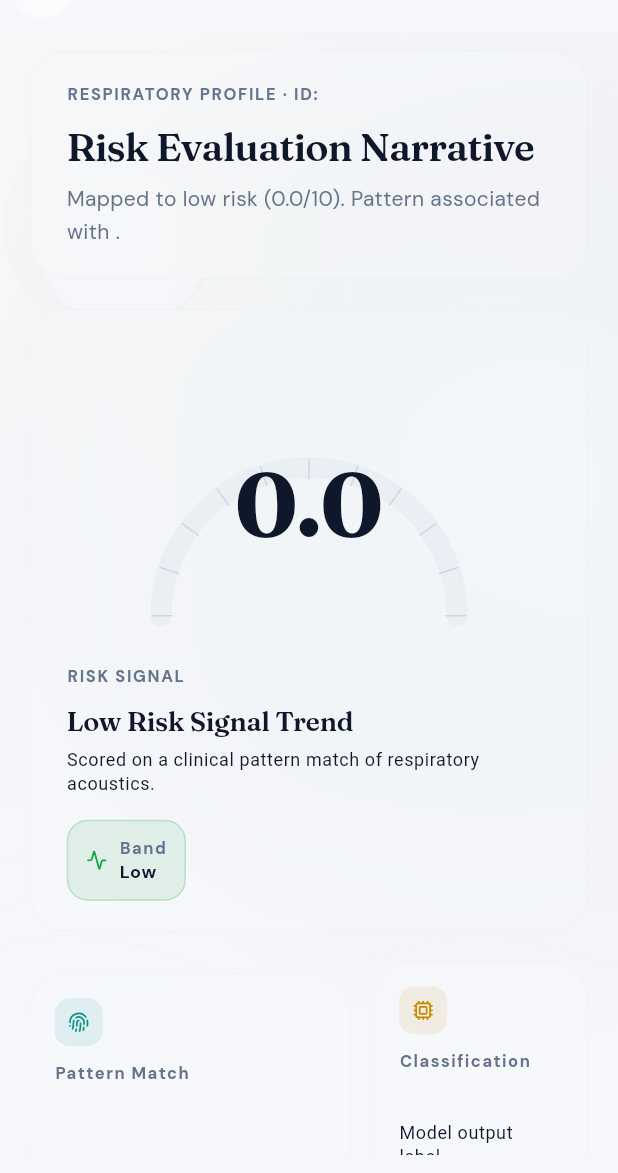
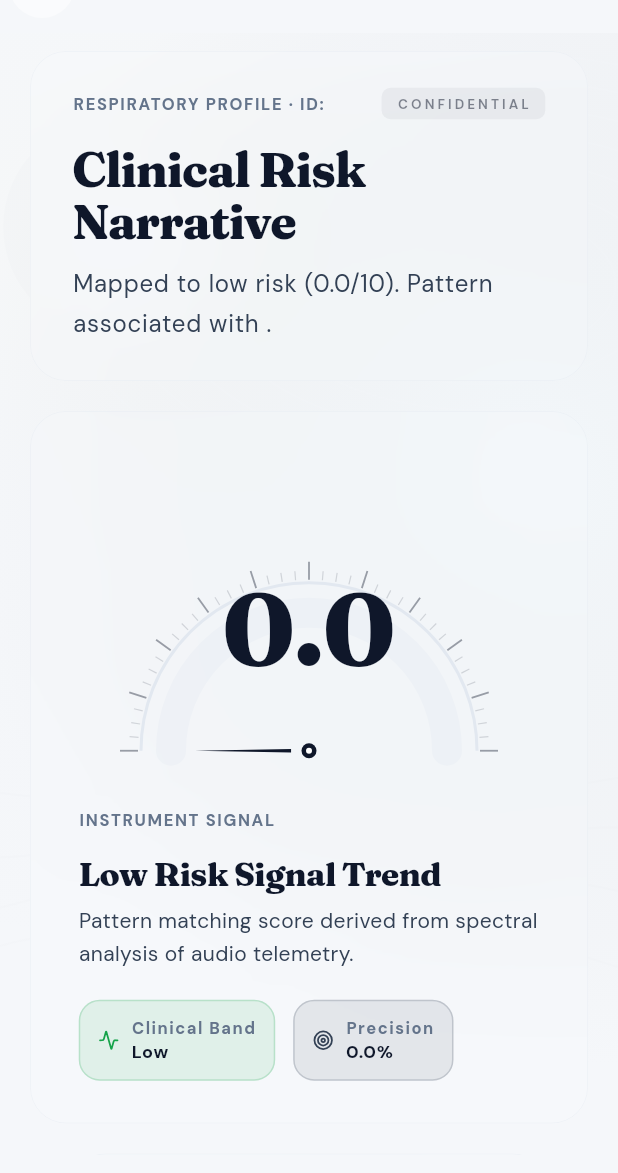
Before and after one commit to MedTechHealth/RESP-AI, a Flutter app: the ResultScreen screen opened directly with empty values, on a phone screen of 412 x 824 dp, the part 63-1236 px from its top. Run offline on Flutter 3.47's test engine with Material 3 defaults, Android fonts, the phone set to English and light mode, and no system bars; drawn by our look-alikes of flutter_animate; our stand-ins replace file_picker, flutter_riverpod, google_fonts, lucide_icons, permission_handler; missing offline and left inert: record.

Commit message:
feat: overhaul ResultScreen with Clinical Editorial aesthetic

```diff
--- a/app/lib/screens/result_screen.dart
+++ b/app/lib/screens/result_screen.dart
@@ -87,27 +87,55 @@ class ResultScreen extends StatelessWidget {
 
   Widget _buildNarrativeHeader(BuildContext context) {
     return ModernGlassCard(
-      padding: const EdgeInsets.symmetric(horizontal: 24, vertical: 20),
+      padding: const EdgeInsets.symmetric(horizontal: 28, vertical: 24),
       child: Column(
         crossAxisAlignment: CrossAxisAlignment.start,
+        children: <Widget>[
+          Row(
+            mainAxisAlignment: MainAxisAlignment.spaceBetween,
             children: <Widget>[
               _buildEyebrow(
                 context,
                 'Respiratory Profile · ID: ${result.filename.split('/').last}',
               ),
-          const SizedBox(height: 12),
+              Container(
+                padding: const EdgeInsets.symmetric(
+                  horizontal: 10,
+                  vertical: 4,
+                ),
+                decoration: BoxDecoration(
+                  color: AppTheme.slate.withValues(alpha: 0.05),
+                  borderRadius: BorderRadius.circular(6),
+                ),
+                child: Text(
+                  'CONFIDENTIAL',
+                  style: Theme.of(context).textTheme.labelSmall?.copyWith(
+                    fontSize: 9,
+                    letterSpacing: 2.0,
+                    color: AppTheme.slate.withValues(alpha: 0.5),
+                  ),
+                ),
+              ),
+            ],
+          ),
+          const SizedBox(height: 16),
           Text(
-            'Risk Evaluation Narrative',
-            style: Theme.of(
-              context,
-            ).textTheme.headlineLarge?.copyWith(fontSize: 26),
+            'Clinical Risk Narrative',
+            style: Theme.of(context).textTheme.displayMedium?.copyWith(
+              fontSize: 32,
+              fontWeight: FontWeight.w800,
+              letterSpacing: -0.8,
             ),
-          const SizedBox(height: 8),
+          ),
+          const SizedBox(height: 10),
           ConstrainedBox(
-            constraints: const BoxConstraints(maxWidth: 720),
+            constraints: const BoxConstraints(maxWidth: 800),
             child: Text(
               _summarySentence(),
-              style: Theme.of(context).textTheme.bodyMedium,
+              style: Theme.of(context).textTheme.bodyLarge?.copyWith(
+                height: 1.7,
+                color: AppTheme.slateSoft,
+              ),
             ),
           ),
         ],
@@ -162,14 +190,14 @@ class ResultScreen extends StatelessWidget {
     final Color riskColor = _riskColor(result.riskScore);
 
     return ModernGlassCard(
-      padding: const EdgeInsets.symmetric(horizontal: 24, vertical: 20),
+      padding: const EdgeInsets.symmetric(horizontal: 32, vertical: 28),
       child: LayoutBuilder(
         builder: (BuildContext context, BoxConstraints constraints) {
           final bool stacked = constraints.maxWidth < 720;
           final Widget dial = RepaintBoundary(
             child: SizedBox(
-              width: 260,
-              height: 200,
+              width: 280,
+              height: 220,
               child: CustomPaint(
                 painter: _RiskDialPainter(
                   score: result.riskScore,
@@ -177,7 +205,7 @@ class ResultScreen extends StatelessWidget {
                 ),
                 child: Center(
                   child: Padding(
-                    padding: const EdgeInsets.only(top: 36),
+                    padding: const EdgeInsets.only(top: 32),
                     child: Column(
                       mainAxisAlignment: MainAxisAlignment.center,
                       children: <Widget>[
@@ -185,16 +213,21 @@ class ResultScreen extends StatelessWidget {
                           result.riskScore.toStringAsFixed(1),
                           style: Theme.of(context).textTheme.displayLarge
                               ?.copyWith(
-                                fontSize: 60,
+                                fontSize: 68,
+                                fontWeight: FontWeight.w800,
                                 height: 1.0,
                                 fontFeatures: AppTheme.tabularFigures,
                               ),
                         ),
-                        const SizedBox(height: 2),
+                        const SizedBox(height: 4),
                         Text(
                           result.classification.toUpperCase(),
                           style: Theme.of(context).textTheme.labelSmall
-                              ?.copyWith(color: riskColor, letterSpacing: 0.8),
+                              ?.copyWith(
+                                color: riskColor,
+                                letterSpacing: 1.2,
+                                fontWeight: FontWeight.w900,
+                              ),
                         ),
                       ],
                     ),
@@ -208,20 +241,25 @@ class ResultScreen extends StatelessWidget {
             crossAxisAlignment: CrossAxisAlignment.start,
             mainAxisAlignment: MainAxisAlignment.center,
             children: <Widget>[
-              _buildEyebrow(context, 'Risk Signal'),
-              const SizedBox(height: 12),
+              _buildEyebrow(context, 'Instrument Signal'),
+              const SizedBox(height: 16),
               Text(
                 _riskHeadline(),
-                style: Theme.of(
-                  context,
-                ).textTheme.headlineMedium?.copyWith(fontSize: 18),
+                style: Theme.of(context).textTheme.displayMedium?.copyWith(
+                  fontSize: 22,
+                  letterSpacing: -0.4,
+                  fontWeight: FontWeight.w800,
                 ),
-              const SizedBox(height: 6),
+              ),
+              const SizedBox(height: 8),
               Text(
-                'Scored on a clinical pattern match of respiratory acoustics.',
-                style: Theme.of(context).textTheme.bodySmall,
+                'Pattern matching score derived from spectral analysis of audio telemetry.',
+                style: Theme.of(context).textTheme.bodyMedium?.copyWith(
+                  fontSize: 14,
+                  color: AppTheme.slateSoft,
                 ),
-              const SizedBox(height: 16),
+              ),
+              const SizedBox(height: 20),
               Wrap(
                 spacing: 12,
                 runSpacing: 12,
@@ -229,9 +267,16 @@ class ResultScreen extends StatelessWidget {
                   _metricChip(
                     context,
                     icon: LucideIcons.activity,
-                    label: 'Band',
+                    label: 'Clinical Band',
                     value: _riskBand(),
                     accent: riskColor,
+                  ),
+                  _metricChip(
+                    context,
+                    icon: LucideIcons.target,
+                    label: 'Precision',
+                    value: '${(result.probability * 100).toStringAsFixed(1)}%',
+                    accent: AppTheme.slateSoft,
                   ),
                 ],
               ),
@@ -247,7 +292,7 @@ class ResultScreen extends StatelessWidget {
           return Row(
             children: <Widget>[
               dial,
-              const SizedBox(width: 24),
+              const SizedBox(width: 32),
               Expanded(child: narrative),
             ],
           );
@@ -260,13 +305,11 @@ class ResultScreen extends StatelessWidget {
     final List<dynamic> anomalies =
         (result.details['detected_anomalies'] as List<dynamic>?) ?? <dynamic>[];
 
-    return Column(
+    return Wrap(
+      spacing: 16,
+      runSpacing: 16,
       children: <Widget>[
-        Row(
-          children: <Widget>[
-            Expanded(
-              flex: 3,
-              child: _evidenceCard(
+        _evidenceCard(
           context,
           title: 'Pattern Match',
           value: result.diseaseAssociation.condition,
@@ -274,11 +317,7 @@ class ResultScreen extends StatelessWidget {
           icon: LucideIcons.fingerprint,
           accent: AppTheme.respiratoryTeal,
         ),
-            ),
-            const SizedBox(width: 16),
-            Expanded(
-              flex: 2,
-              child: _evidenceCard(
+        _evidenceCard(
           context,
           title: 'Classification',
           value: result.classification,
@@ -286,14 +325,7 @@ class ResultScreen extends StatelessWidget {
           icon: LucideIcons.cpu,
           accent: AppTheme.gold,
         ),
-            ),
-          ],
-        ),
-        const SizedBox(height: 16),
-        Row(
-          children: <Widget>[
-            Expanded(
-              child: _evidenceCard(
+        _evidenceCard(
           context,
           title: 'Reference',
           value: result.filename.split('/').last,
@@ -301,10 +333,7 @@ class ResultScreen extends StatelessWidget {
           icon: LucideIcons.fileAudio,
           accent: AppTheme.success,
         ),
-            ),
-            const SizedBox(width: 16),
-            Expanded(
-              child: _evidenceCard(
+        _evidenceCard(
           context,
           title: 'Anomalies',
           value: anomalies.isEmpty ? 'None' : anomalies.join(', '),
@@ -313,9 +342,6 @@ class ResultScreen extends StatelessWidget {
               : 'Reported markers.',
           icon: LucideIcons.alertTriangle,
           accent: AppTheme.oxide,
-              ),
-            ),
-          ],
         ),
       ],
     );
@@ -330,22 +356,23 @@ class ResultScreen extends StatelessWidget {
         : AppTheme.oxide;
 
     return ModernGlassCard(
-      padding: const EdgeInsets.all(20),
+      padding: const EdgeInsets.all(24),
       tint: accent.withValues(alpha: 0.05),
       borderColor: accent.withValues(alpha: 0.2),
       child: Column(
         crossAxisAlignment: CrossAxisAlignment.start,
         children: <Widget>[
-          _buildEyebrow(context, 'Confidence Signal'),
-          const SizedBox(height: 10),
+          _buildEyebrow(context, 'Classification Confidence'),
+          const SizedBox(height: 14),
           Row(
             crossAxisAlignment: CrossAxisAlignment.baseline,
             textBaseline: TextBaseline.alphabetic,
             children: <Widget>[
               Text(
                 confidencePercent.toStringAsFixed(1),
-                style: Theme.of(context).textTheme.displaySmall?.copyWith(
-                  fontSize: 34,
+                style: Theme.of(context).textTheme.displayMedium?.copyWith(
+                  fontSize: 42,
+                  fontWeight: FontWeight.w800,
                   color: AppTheme.slate,
                   fontFeatures: AppTheme.tabularFigures,
                 ),
@@ -353,23 +380,25 @@ class ResultScreen extends StatelessWidget {
               const SizedBox(width: 4),
               Text(
                 '%',
-                style: Theme.of(
-                  context,
-                ).textTheme.labelLarge?.copyWith(color: AppTheme.slateMuted),
+                style: Theme.of(context).textTheme.titleLarge?.copyWith(
+                  color: AppTheme.slateMuted,
+                  fontWeight: FontWeight.w800,
+                ),
               ),
             ],
           ),
-          const SizedBox(height: 8),
+          const SizedBox(height: 12),
           Text(
             'Association Confidence: ${result.diseaseAssociation.confidence}',
-            style: Theme.of(
-              context,
-            ).textTheme.bodySmall?.copyWith(fontWeight: FontWeight.w600),
+            style: Theme.of(context).textTheme.bodySmall?.copyWith(
+              fontWeight: FontWeight.w700,
+              color: AppTheme.slateSoft,
             ),
-          const SizedBox(height: 14),
+          ),
+          const SizedBox(height: 18),
           LinearProgressIndicator(
             value: result.probability.clamp(0, 1),
-            minHeight: 6,
+            minHeight: 8,
             borderRadius: BorderRadius.circular(999),
             backgroundColor: AppTheme.frostDeep.withValues(alpha: 0.5),
             color: accent,
@@ -381,30 +410,30 @@ class ResultScreen extends StatelessWidget {
 
   Widget _buildRecommendationPanel(BuildContext context) {
     return ModernGlassCard(
-      padding: const EdgeInsets.all(20),
+      padding: const EdgeInsets.all(24),
       child: Column(
         crossAxisAlignment: CrossAxisAlignment.start,
         children: <Widget>[
-          _buildEyebrow(context, 'Interpretation'),
-          const SizedBox(height: 12),
+          _buildEyebrow(context, 'Clinical Context'),
+          const SizedBox(height: 16),
           _noteRow(
             context,
             icon: LucideIcons.stethoscope,
-            text: 'Triage support only, not clinical diagnosis.',
+            text: 'Decision support tool only. Not a clinical diagnosis.',
           ),
-          const SizedBox(height: 10),
+          const SizedBox(height: 12),
           _noteRow(
             context,
             icon: LucideIcons.shieldAlert,
             text:
                 (result.details['medical_disclaimer'] as String?) ??
-                'Research prototype. Consult clinician.',
+                'Research prototype. Professional consultation required.',
           ),
-          const SizedBox(height: 10),
+          const SizedBox(height: 12),
           _noteRow(
             context,
             icon: LucideIcons.rotateCcw,
-            text: 'Verify with fresh sample if noise detected.',
+            text: 'Repeat analysis if significant ambient noise was present.',
           ),
         ],
       ),
@@ -456,37 +485,50 @@ class ResultScreen extends StatelessWidget {
     required IconData icon,
     required Color accent,
   }) {
-    return ModernGlassCard(
-      padding: const EdgeInsets.all(16),
+    return ConstrainedBox(
+      constraints: const BoxConstraints(minWidth: 200, maxWidth: 320),
+      child: ModernGlassCard(
+        padding: const EdgeInsets.all(18),
         child: Column(
           crossAxisAlignment: CrossAxisAlignment.start,
           children: <Widget>[
+            Row(
+              children: <Widget>[
                 Container(
-            width: 32,
-            height: 32,
+                  width: 28,
+                  height: 28,
                   decoration: BoxDecoration(
                     color: accent.withValues(alpha: 0.1),
-              borderRadius: BorderRadius.circular(10),
+                    borderRadius: BorderRadius.circular(8),
                   ),
-            child: Icon(icon, size: 14, color: accent),
+                  child: Icon(icon, size: 12, color: accent),
                 ),
-          const SizedBox(height: 10),
+                const SizedBox(width: 8),
                 Text(title, style: Theme.of(context).textTheme.labelSmall),
-          const SizedBox(height: 4),
+              ],
+            ),
+            const SizedBox(height: 14),
             Text(
               value,
               maxLines: 1,
               overflow: TextOverflow.ellipsis,
-            style: Theme.of(context).textTheme.titleMedium,
+              style: Theme.of(context).textTheme.titleMedium?.copyWith(
+                fontSize: 15,
+                fontFeatures: AppTheme.tabularFigures,
               ),
-          const SizedBox(height: 6),
+            ),
+            const SizedBox(height: 4),
             Text(
               body,
-            maxLines: 2,
+              maxLines: 1,
               overflow: TextOverflow.ellipsis,
-            style: Theme.of(context).textTheme.bodySmall,
+              style: Theme.of(context).textTheme.bodySmall?.copyWith(
+                fontSize: 12,
+                color: AppTheme.slateMuted,
+              ),
             ),
           ],
+        ),
       ),
     );
   }
@@ -566,46 +608,94 @@ class _RiskDialPainter extends CustomPainter {
 
   @override
   void paint(Canvas canvas, Size size) {
-    final Offset center = Offset(size.width / 2, size.height * 0.92);
-    final double radius = math.min(size.width * 0.38, size.height * 0.76);
+    final Offset center = Offset(size.width / 2, size.height * 0.9);
+    final double radius = math.min(size.width * 0.4, size.height * 0.78);
 
+    // Main Track
     final Paint track = Paint()
       ..style = PaintingStyle.stroke
-      ..strokeWidth = 14
+      ..strokeWidth = 2
+      ..color = AppTheme.frostDeep;
+
+    final Paint trackInner = Paint()
+      ..style = PaintingStyle.stroke
+      ..strokeWidth = 20
       ..strokeCap = StrokeCap.round
-      ..color = AppTheme.frostDeep.withValues(alpha: 0.5);
+      ..color = AppTheme.frostDeep.withValues(alpha: 0.3);
+
+    final Rect rect = Rect.fromCircle(center: center, radius: radius);
+    final Rect rectInner = Rect.fromCircle(center: center, radius: radius - 20);
+
+    canvas.drawArc(rect, math.pi, math.pi, false, track);
+    canvas.drawArc(rectInner, math.pi, math.pi, false, trackInner);
+
+    // Progress
+    final double sweep = math.pi * (score.clamp(0, 10) / 10);
 
     final Paint progress = Paint()
       ..style = PaintingStyle.stroke
-      ..strokeWidth = 14
+      ..strokeWidth = 20
       ..strokeCap = StrokeCap.round
       ..color = color;
 
     final Paint glow = Paint()
       ..style = PaintingStyle.stroke
-      ..strokeWidth = 20
+      ..strokeWidth = 24
       ..strokeCap = StrokeCap.round
-      ..color = color.withValues(alpha: 0.12)
-      ..maskFilter = const MaskFilter.blur(BlurStyle.normal, 8);
+      ..color = color.withValues(alpha: 0.15)
+      ..maskFilter = const MaskFilter.blur(BlurStyle.normal, 10);
 
-    final Rect rect = Rect.fromCircle(center: center, radius: radius);
-    canvas.drawArc(rect, math.pi, math.pi, false, track);
+    canvas.drawArc(rectInner, math.pi, sweep, false, glow);
+    canvas.drawArc(rectInner, math.pi, sweep, false, progress);
 
-    final double sweep = math.pi * (score.clamp(0, 10) / 10);
-    canvas.drawArc(rect, math.pi, sweep, false, glow);
-    canvas.drawArc(rect, math.pi, sweep, false, progress);
+    // Precision Ticks
+    final Paint majorTick = Paint()
+      ..color = AppTheme.slate.withValues(alpha: 0.4)
+      ..strokeWidth = 1.2;
+    final Paint minorTick = Paint()
+      ..color = AppTheme.slate.withValues(alpha: 0.15)
+      ..strokeWidth = 0.8;
 
-    final Paint tick = Paint()
-      ..color = AppTheme.slateMuted.withValues(alpha: 0.2)
-      ..strokeWidth = 1.0;
-    for (int index = 0; index <= 10; index++) {
-      final double angle = math.pi + (math.pi / 10) * index;
+    for (int index = 0; index <= 40; index++) {
+      final double angle = math.pi + (math.pi / 40) * index;
+      final bool isMajor = index % 4 == 0;
+      final double length = isMajor ? 12.0 : 6.0;
+
       final Offset outer =
-          center + Offset(math.cos(angle), math.sin(angle)) * (radius + 6);
+          center + Offset(math.cos(angle), math.sin(angle)) * (radius + 2);
       final Offset inner =
-          center + Offset(math.cos(angle), math.sin(angle)) * (radius - 8);
-      canvas.drawLine(outer, inner, tick);
+          center +
+          Offset(math.cos(angle), math.sin(angle)) * (radius + 2 + length);
+
+      canvas.drawLine(outer, inner, isMajor ? majorTick : minorTick);
     }
+
+    // Needle
+    final Paint needlePaint = Paint()
+      ..color = AppTheme.slate
+      ..style = PaintingStyle.fill;
+
+    final double needleAngle = math.pi + sweep;
+    final Path needlePath = Path();
+
+    final Offset needleBase1 =
+        center +
+        Offset(math.cos(needleAngle + 0.1), math.sin(needleAngle + 0.1)) * 12;
+    final Offset needleBase2 =
+        center +
+        Offset(math.cos(needleAngle - 0.1), math.sin(needleAngle - 0.1)) * 12;
+    final Offset needleTip =
+        center +
+        Offset(math.cos(needleAngle), math.sin(needleAngle)) * (radius - 36);
+
+    needlePath.moveTo(needleBase1.dx, needleBase1.dy);
+    needlePath.lineTo(needleBase2.dx, needleBase2.dy);
+    needlePath.lineTo(needleTip.dx, needleTip.dy);
+    needlePath.close();
+
+    canvas.drawPath(needlePath, needlePaint);
+    canvas.drawCircle(center, 5, needlePaint);
+    canvas.drawCircle(center, 2, Paint()..color = Colors.white);
   }
 
   @override
```
Also changed, not shown: 1 other file. Lines whose indentation alone changed are shown as unchanged.
